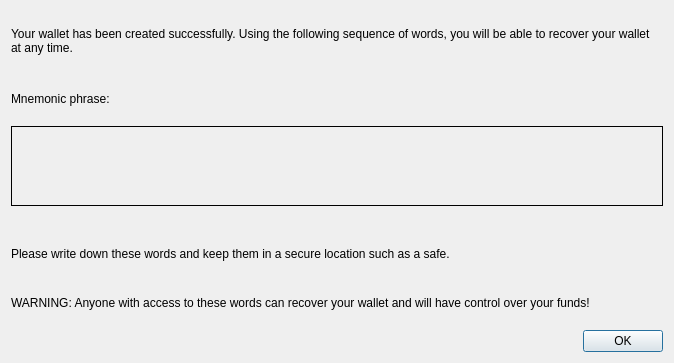
Above: src/qt/forms/notifymnemonic.ui from firoorg/firo before the change. Below: the same form after it.
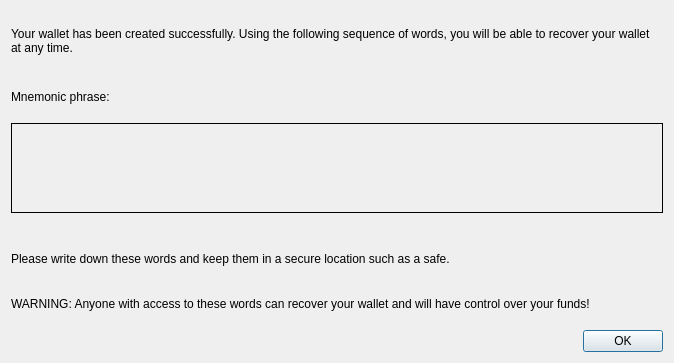
That is the form after the change.

Commit message: Increasing frame size more

```diff
--- a/src/qt/forms/notifymnemonic.ui
+++ b/src/qt/forms/notifymnemonic.ui
@@ -45,7 +45,7 @@
                     <property name="minimumSize">
                         <size>
                             <width>600</width>
-                            <height>80</height>
+                            <height>90</height>
                         </size>
                     </property>
                     <property name="frameShape">
@@ -57,7 +57,7 @@
                                 <property name="minimumSize">
                                     <size>
                                         <width>500</width>
-                                        <height>60</height>
+                                        <height>70</height>
                                     </size>
                                 </property>
                                 <property name="text">
```
